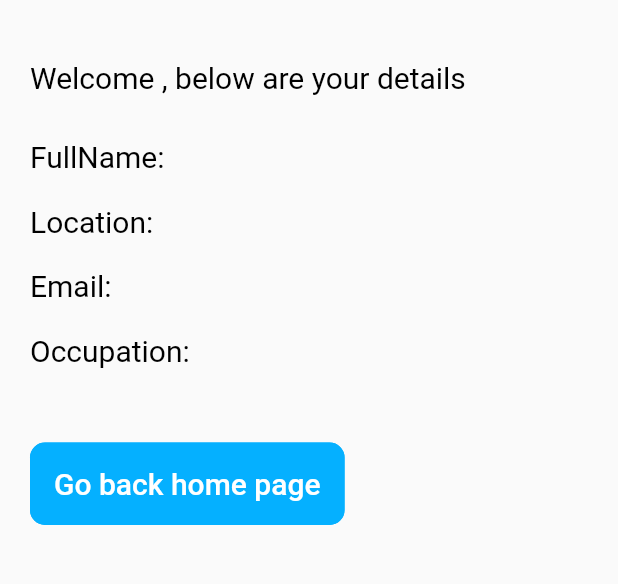
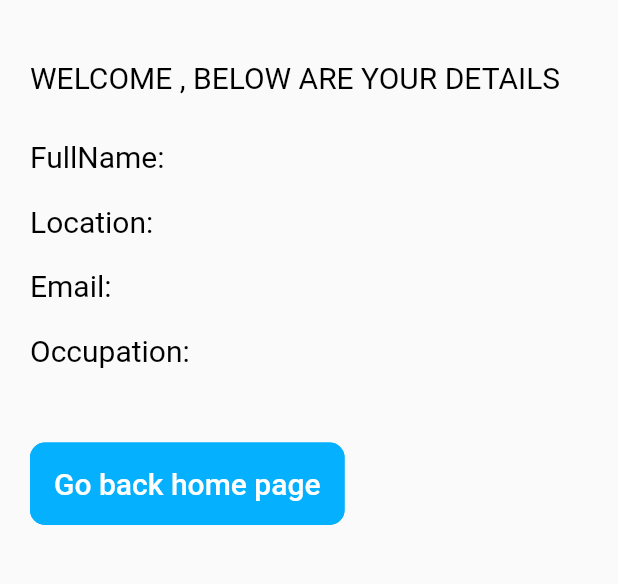
Before and after one commit to kenziematch/formApp, a Flutter app: the DisplayDetailsScreen screen opened directly with empty values, on a phone screen of 412 x 824 dp, the part 255-839 px from its top. Run offline on Flutter 3.47's test engine with Material 2 defaults, Android fonts, the phone set to English and light mode, and no system bars.

Commit message:
made some changes to the textboard

```diff
--- a/lib/show_display_sreen.dart
+++ b/lib/show_display_sreen.dart
@@ -29,14 +29,14 @@ class DisplayDetailsScreen extends StatelessWidget {
                 radius: 70,),
               const SizedBox(height: 40.0),
               Text(
-                'Welcome $fullName, below are your details',
+                'Welcome $fullName, below are your details'.toUpperCase(),
                 textAlign: TextAlign.center,
                 style: TextStyle(
                   color: Colors.black,
                   fontSize: 20.0,
                 ),
               ),
-              const SizedBox(height: 30.0),
+              SizedBox(height: 30),
               Text(
                 'FullName: $fullName',
                 style: TextStyle(
```
Also changed, not shown: lib/input_page.dart (+4 -4 lines).
